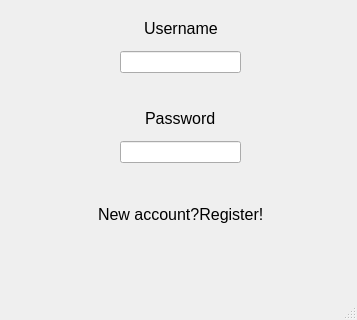
First picture: the form in Retele_UI/client.ui, repository Ca3zsar/Monitorizarea-Traficului-RC, before the edit; both pictures show x 0 to 357 and y 158 to 478 of the 357 by 478 pixel window.
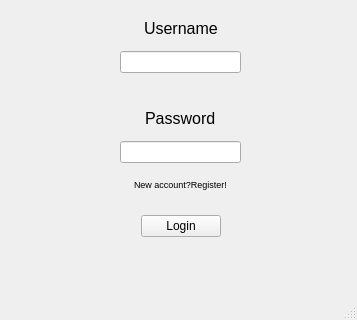
Second picture: the form after the edit.

```diff
--- a/Retele_UI/client.ui
+++ b/Retele_UI/client.ui
@@ -20,7 +20,7 @@
    <string>Monitorizarea Traficului UI</string>
   </property>
   <widget class="QWidget" name="centralwidget">
-   <widget class="QWidget" name="">
+   <widget class="QWidget" name="layoutWidget">
     <property name="geometry">
      <rect>
       <x>0</x>
@@ -72,7 +72,7 @@
      </item>
     </layout>
    </widget>
-   <widget class="QWidget" name="">
+   <widget class="QWidget" name="layoutWidget">
     <property name="geometry">
      <rect>
       <x>0</x>
@@ -159,7 +159,7 @@
      </item>
     </layout>
    </widget>
-   <widget class="QWidget" name="">
+   <widget class="QWidget" name="layoutWidget">
     <property name="geometry">
      <rect>
       <x>0</x>
@@ -246,11 +246,11 @@
      </item>
     </layout>
    </widget>
-   <widget class="QWidget" name="">
+   <widget class="QWidget" name="layoutWidget">
     <property name="geometry">
      <rect>
       <x>0</x>
-      <y>360</y>
+      <y>330</y>
       <width>361</width>
       <height>25</height>
      </rect>
@@ -273,7 +273,7 @@
       <widget class="QLabel" name="register_switch">
        <property name="font">
         <font>
-         <pointsize>12</pointsize>
+         <pointsize>7</pointsize>
         </font>
        </property>
        <property name="text">
@@ -296,6 +296,96 @@
      </item>
     </layout>
    </widget>
+   <widget class="QWidget" name="layoutWidget">
+    <property name="geometry">
+     <rect>
+      <x>0</x>
+      <y>370</y>
+      <width>361</width>
+      <height>28</height>
+     </rect>
+    </property>
+    <layout class="QHBoxLayout" name="horizontalLayout_6">
+     <item>
+      <spacer name="horizontalSpacer_3">
+       <property name="orientation">
+        <enum>Qt::Horizontal</enum>
+       </property>
+       <property name="sizeHint" stdset="0">
+        <size>
+         <width>40</width>
+         <height>20</height>
+        </size>
+       </property>
+      </spacer>
+     </item>
+     <item>
+      <widget class="QPushButton" name="login_btn">
+       <property name="text">
+        <string>Login</string>
+       </property>
+      </widget>
+     </item>
+     <item>
+      <spacer name="horizontalSpacer_4">
+       <property name="orientation">
+        <enum>Qt::Horizontal</enum>
+       </property>
+       <property name="sizeHint" stdset="0">
+        <size>
+         <width>40</width>
+         <height>20</height>
+        </size>
+       </property>
+      </spacer>
+     </item>
+    </layout>
+   </widget>
+   <widget class="QWidget" name="layoutWidget">
+    <property name="geometry">
+     <rect>
+      <x>0</x>
+      <y>140</y>
+      <width>361</width>
+      <height>22</height>
+     </rect>
+    </property>
+    <layout class="QHBoxLayout" name="horizontalLayout_7">
+     <item>
+      <spacer name="horizontalSpacer_15">
+       <property name="orientation">
+        <enum>Qt::Horizontal</enum>
+       </property>
+       <property name="sizeHint" stdset="0">
+        <size>
+         <width>40</width>
+         <height>20</height>
+        </size>
+       </property>
+      </spacer>
+     </item>
+     <item>
+      <widget class="QLabel" name="label">
+       <property name="text">
+        <string/>
+       </property>
+      </widget>
+     </item>
+     <item>
+      <spacer name="horizontalSpacer_16">
+       <property name="orientation">
+        <enum>Qt::Horizontal</enum>
+       </property>
+       <property name="sizeHint" stdset="0">
+        <size>
+         <width>40</width>
+         <height>20</height>
+        </size>
+       </property>
+      </spacer>
+     </item>
+    </layout>
+   </widget>
   </widget>
   <widget class="QMenuBar" name="menubar">
    <property name="geometry">
```
